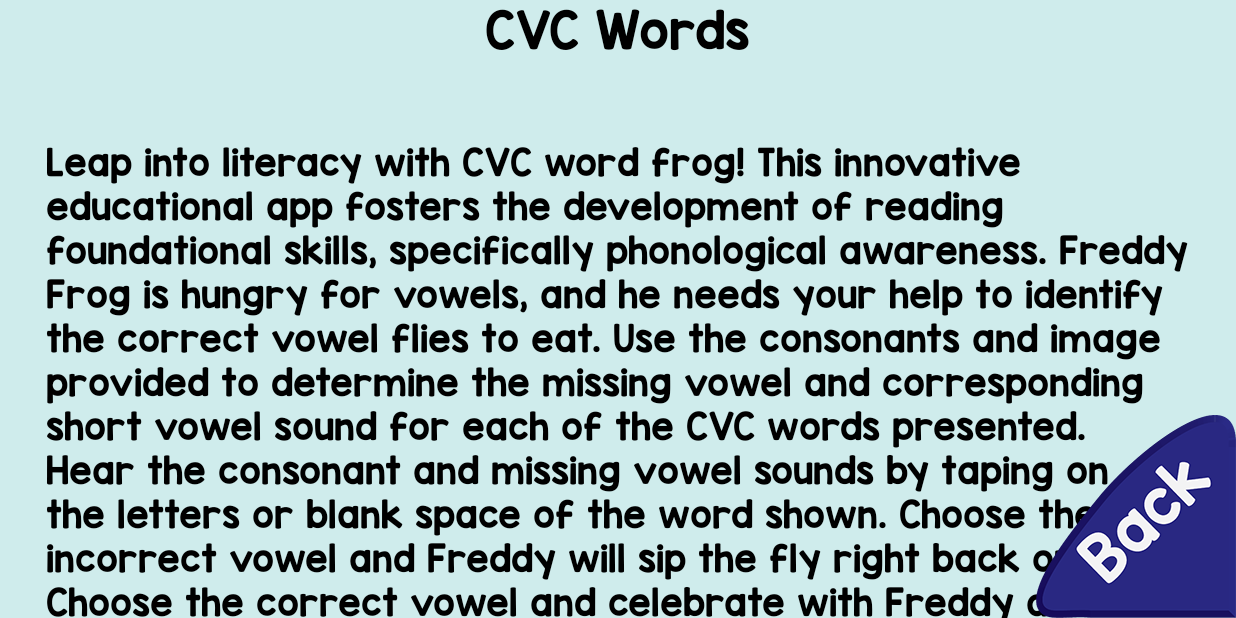
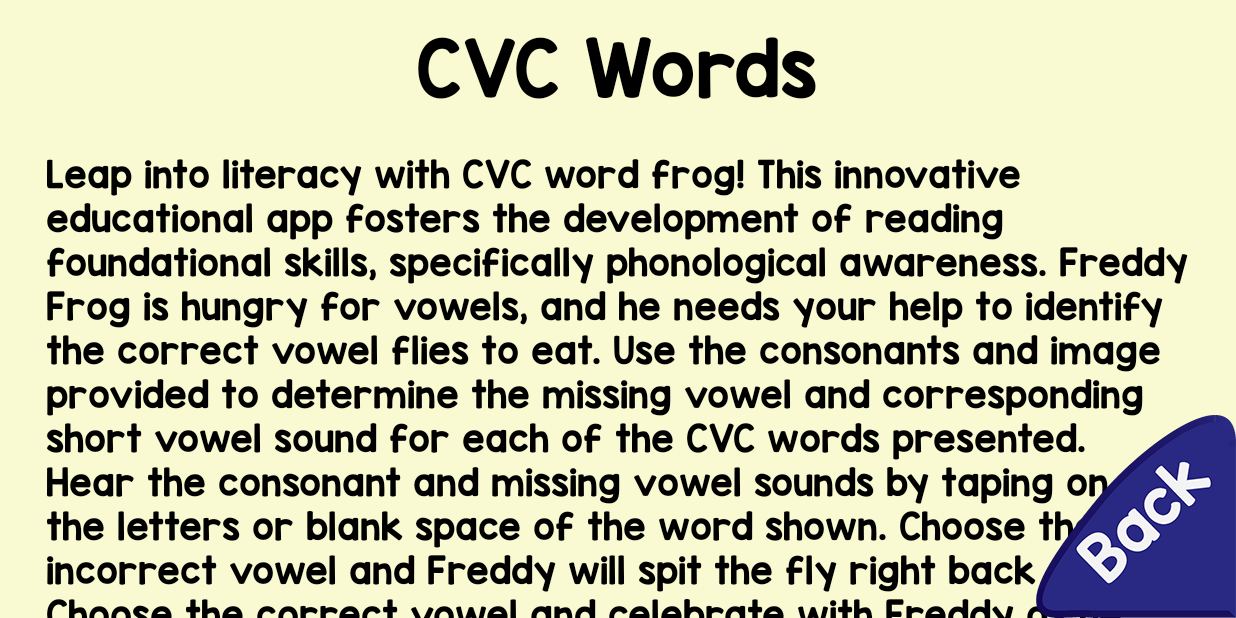
Before and after one commit to royperdue/CVCWORDS, an Android app: the About screen opened directly, with no data from a screen before it, on a phone screen of 824 x 412 dp (held sideways). Run offline under Robolectric (Android 15) with nearby library versions, the phone set to English and light mode, and no system bars.

Commit message:
Almost finished.

```diff
--- a/app/src/main/java/com/game/one/About.java
+++ b/app/src/main/java/com/game/one/About.java
@@ -67,8 +67,6 @@ public class About extends Activity
         ((TextView) findViewById(R.id.audioName)).setTypeface(kidsFont);
         ((TextView) findViewById(R.id.about_description1)).setTextSize(Util.getTextSize());
         ((TextView) findViewById(R.id.about_description1)).setTypeface(kidsFont);
-        ((TextView) findViewById(R.id.about_description2)).setTextSize(Util.getTextSize());
-        ((TextView) findViewById(R.id.about_description2)).setTypeface(kidsFont);
 	}
 
 	@Override
--- a/app/src/main/res/layout/about.xml
+++ b/app/src/main/res/layout/about.xml
@@ -2,7 +2,7 @@
 <RelativeLayout xmlns:android="http://schemas.android.com/apk/res/android"
     android:layout_width="match_parent"
     android:layout_height="match_parent"
-    android:background="@color/PaleBlueLily"
+    android:background="@color/LightGoldenrodYellow"
     android:gravity="left">
 
     <ScrollView
@@ -32,8 +32,9 @@
                     android:id="@+id/textView2"
                     android:layout_gravity="center_horizontal"
                     android:textColor="@color/black"
-                    android:textSize="@dimen/textsize30sp"
-                    android:textStyle="bold"/>
+                    android:textSize="@dimen/textsize45sp"
+                    android:textStyle="bold"
+                    android:layout_marginTop="@dimen/textsize15sp"/>
 
                 <TextView
                     android:layout_width="fill_parent"
@@ -44,7 +45,7 @@
                     android:layout_below="@+id/tableLayout"
                     android:layout_alignRight="@+id/backButton"
                     android:layout_alignEnd="@+id/backButton"
-                    android:layout_marginTop="48dp"
+                    android:layout_marginTop="@dimen/textsize20sp"
                     android:textSize="@dimen/textsize30sp"
                     android:textColor="@color/black"
                     android:text="@string/a1"
@@ -52,22 +53,6 @@
                     android:paddingBottom="@dimen/textsize5sp"
                     android:paddingTop="@dimen/textsize5sp"/>
 
-                <TextView
-                    android:layout_width="wrap_content"
-                    android:layout_height="wrap_content"
-                    android:id="@+id/about_description2"
-                    android:gravity="left"
-                    android:paddingLeft="@dimen/textsize15sp"
-                    android:layout_below="@+id/tableLayout"
-                    android:layout_alignRight="@+id/backButton"
-                    android:layout_alignEnd="@+id/backButton"
-                    android:layout_marginTop="48dp"
-                    android:textSize="@dimen/textsize30sp"
-                    android:textColor="@color/black"
-                    android:text="@string/a2"
-                    android:paddingRight="@dimen/textsize15sp"
-                    android:paddingBottom="@dimen/textsize15sp"
-                    android:paddingTop="@dimen/textsize5sp"/>
             </LinearLayout>
 
             <LinearLayout
@@ -78,7 +63,8 @@
                 android:weightSum="1"
                 android:layout_alignParentBottom="true"
                 android:layout_alignRight="@+id/scrollView"
-                android:layout_alignEnd="@+id/scrollView">
+                android:layout_alignEnd="@+id/scrollView"
+                android:layout_marginTop="@dimen/textsize20sp">
 
                 <TableRow
                     android:layout_width="match_parent"
--- a/app/src/main/res/values/strings.xml
+++ b/app/src/main/res/values/strings.xml
@@ -11,9 +11,9 @@
         needs your help to identify the correct vowel flies to eat.  Use the consonants and image provided to determine
         the missing vowel and corresponding short vowel sound for each of the CVC words presented.  Hear the consonant
         and missing vowel sounds by taping on the letters or blank space of the word shown.  Choose the incorrect
-        vowel and Freddy will sip the fly right back out.  Choose the correct vowel and celebrate with Freddy as he
-        enjoys his lunch, sends up stars, and sings your praises!</string>
-    <string name="a2">Ten exciting levels are sure to keep you hopping.  Each level features faster flies and a shorter
+        vowel and Freddy will spit the fly right back out.  Choose the correct vowel and celebrate with Freddy as he
+        enjoys his lunch, sends up stars, and sings your praises!\n
+        \t\t\t\t\tTen exciting levels are sure to keep you hopping.  Each level features faster flies and a shorter
         time allotment for choosing the correct vowel thus promoting more automatic responses and deeper level learning.
         Each correct answer will earn you a star and four correct answers are needed to advance but beware an incorrect
         answer will cost you a star. Play your way into literacy for the 21st century, with the CVC word frog educational app.</string>
```
Also changed, not shown: 20 other files.
